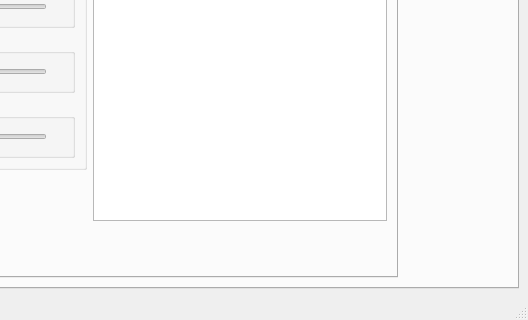
Old version of the form CANAnalyzer_2.ui in the repository hochu-leto/BURR-settings; both pictures show x 359 to 887 and y 225 to 545 of the 887 by 545 pixel window.
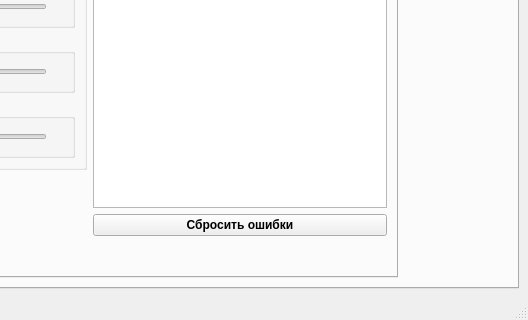
New version of the form.

Commit message: добавляю сброс ошибок

Diff of the .ui file:
```diff
--- a/CANAnalyzer_2.ui
+++ b/CANAnalyzer_2.ui
@@ -839,6 +839,19 @@
             <item row="1" column="2" rowspan="3">
              <widget class="QTextBrowser" name="tb_errors"/>
             </item>
+            <item row="4" column="2">
+             <widget class="QPushButton" name="erase_err_btn">
+              <property name="font">
+               <font>
+                <weight>75</weight>
+                <bold>true</bold>
+               </font>
+              </property>
+              <property name="text">
+               <string>Сбросить ошибки</string>
+              </property>
+             </widget>
+            </item>
            </layout>
           </widget>
          </widget>
```
The commit also changes 1 other file.
